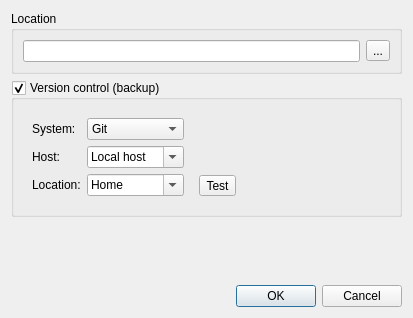
This is src/App/NewBookDialog.ui in wagenadl/notedeln as Qt 5 draws it before an edit. The edited form follows.
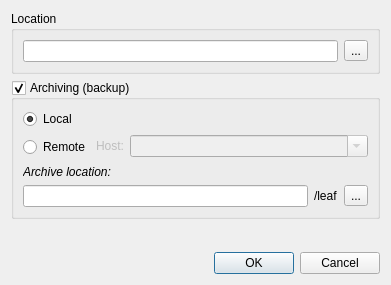
This is the edited form.

Commit message: Redesigned---yet again---the new book dialog

Patch:
```diff
--- a/src/App/NewBookDialog.ui
+++ b/src/App/NewBookDialog.ui
@@ -6,8 +6,8 @@
    <rect>
     <x>0</x>
     <y>0</y>
-    <width>413</width>
-    <height>318</height>
+    <width>391</width>
+    <height>285</height>
    </rect>
   </property>
   <property name="windowTitle">
@@ -36,7 +36,7 @@
    <item>
     <widget class="QGroupBox" name="groupBox_2">
      <property name="title">
-      <string>Version control (backup)</string>
+      <string>Archiving (backup)</string>
      </property>
      <property name="checkable">
       <bool>true</bool>
@@ -44,139 +44,118 @@
      <property name="checked">
       <bool>true</bool>
      </property>
-     <layout class="QHBoxLayout" name="horizontalLayout">
+     <layout class="QVBoxLayout" name="verticalLayout_2">
       <item>
-       <widget class="QWidget" name="widget_3" native="true">
-        <layout class="QFormLayout" name="formLayout">
+       <widget class="QWidget" name="widget_5" native="true">
+        <layout class="QGridLayout" name="gridLayout">
+         <property name="margin">
+          <number>0</number>
+         </property>
          <item row="0" column="0">
-          <widget class="QLabel" name="label">
+          <widget class="QRadioButton" name="local">
            <property name="text">
-            <string>System:</string>
+            <string>Local</string>
            </property>
-          </widget>
-         </item>
-         <item row="0" column="1">
-          <widget class="QComboBox" name="bSystem">
-           <item>
-            <property name="text">
-             <string>Git</string>
-            </property>
-           </item>
-           <item>
-            <property name="text">
-             <string>Bazaar (bzr)</string>
-            </property>
-           </item>
+           <property name="checked">
+            <bool>true</bool>
+           </property>
           </widget>
          </item>
          <item row="1" column="0">
-          <widget class="QLabel" name="label_2">
+          <widget class="QRadioButton" name="remote">
            <property name="text">
-            <string>Host:</string>
+            <string>Remote</string>
            </property>
           </widget>
          </item>
          <item row="1" column="1">
-          <widget class="QComboBox" name="bHost">
-           <property name="editable">
-            <bool>true</bool>
+          <widget class="QWidget" name="widget_4" native="true">
+           <property name="enabled">
+            <bool>false</bool>
            </property>
-           <property name="maxCount">
-            <number>10</number>
-           </property>
-           <item>
-            <property name="text">
-             <string>Local host</string>
+           <layout class="QHBoxLayout" name="horizontalLayout_5">
+            <property name="leftMargin">
+             <number>0</number>
             </property>
-           </item>
-          </widget>
-         </item>
-         <item row="2" column="0">
-          <widget class="QLabel" name="label_3">
-           <property name="text">
-            <string>Location:</string>
-           </property>
-          </widget>
-         </item>
-         <item row="2" column="1">
-          <widget class="QComboBox" name="bLocation">
-           <property name="editable">
-            <bool>true</bool>
-           </property>
-           <property name="maxCount">
-            <number>10</number>
-           </property>
-           <item>
-            <property name="text">
-             <string>Home</string>
+            <property name="topMargin">
+             <number>0</number>
             </property>
-           </item>
-           <item>
-            <property name="text">
-             <string>Desktop</string>
+            <property name="rightMargin">
+             <number>0</number>
             </property>
-           </item>
-           <item>
-            <property name="text">
-             <string>Documents</string>
+            <property name="bottomMargin">
+             <number>2</number>
             </property>
-           </item>
+            <item>
+             <widget class="QLabel" name="label_4">
+              <property name="sizePolicy">
+               <sizepolicy hsizetype="Minimum" vsizetype="Minimum">
+                <horstretch>0</horstretch>
+                <verstretch>0</verstretch>
+               </sizepolicy>
+              </property>
+              <property name="text">
+               <string>Host:</string>
+              </property>
+             </widget>
+            </item>
+            <item>
+             <widget class="QComboBox" name="host">
+              <property name="sizePolicy">
+               <sizepolicy hsizetype="Expanding" vsizetype="Fixed">
+                <horstretch>0</horstretch>
+                <verstretch>0</verstretch>
+               </sizepolicy>
+              </property>
+              <property name="editable">
+               <bool>true</bool>
+              </property>
+             </widget>
+            </item>
+           </layout>
           </widget>
          </item>
         </layout>
        </widget>
       </item>
       <item>
-       <widget class="QWidget" name="widget_2" native="true">
-        <property name="sizePolicy">
-         <sizepolicy hsizetype="Minimum" vsizetype="Preferred">
-          <horstretch>0</horstretch>
-          <verstretch>0</verstretch>
-         </sizepolicy>
+       <widget class="QLabel" name="label_3">
+        <property name="font">
+         <font>
+          <italic>true</italic>
+         </font>
         </property>
-        <layout class="QVBoxLayout" name="verticalLayout_2">
-         <property name="leftMargin">
+        <property name="text">
+         <string>Archive location:</string>
+        </property>
+       </widget>
+      </item>
+      <item>
+       <widget class="QWidget" name="widget" native="true">
+        <layout class="QHBoxLayout" name="horizontalLayout_3">
+         <property name="margin">
           <number>0</number>
          </property>
-         <property name="rightMargin">
-          <number>9</number>
-         </property>
          <item>
-          <spacer name="verticalSpacer_2">
-           <property name="orientation">
-            <enum>Qt::Vertical</enum>
+          <widget class="QLineEdit" name="alocation"/>
+         </item>
+         <item>
+          <widget class="QLabel" name="leaf">
+           <property name="text">
+            <string>/leaf</string>
            </property>
-           <property name="sizeHint" stdset="0">
-            <size>
-             <width>20</width>
-             <height>40</height>
-            </size>
-           </property>
-          </spacer>
+          </widget>
          </item>
          <item>
-          <widget class="QToolButton" name="test">
+          <widget class="QToolButton" name="abrowse">
            <property name="text">
-            <string>Test</string>
+            <string>...</string>
            </property>
           </widget>
          </item>
         </layout>
        </widget>
       </item>
-      <item>
-       <spacer name="horizontalSpacer">
-        <property name="orientation">
-         <enum>Qt::Horizontal</enum>
-        </property>
-        <property name="sizeHint" stdset="0">
-         <size>
-          <width>40</width>
-          <height>20</height>
-         </size>
-        </property>
-       </spacer>
-      </item>
      </layout>
     </widget>
    </item>
```
Left out of the diff: 105 changed lines with no effect on the pictures.
